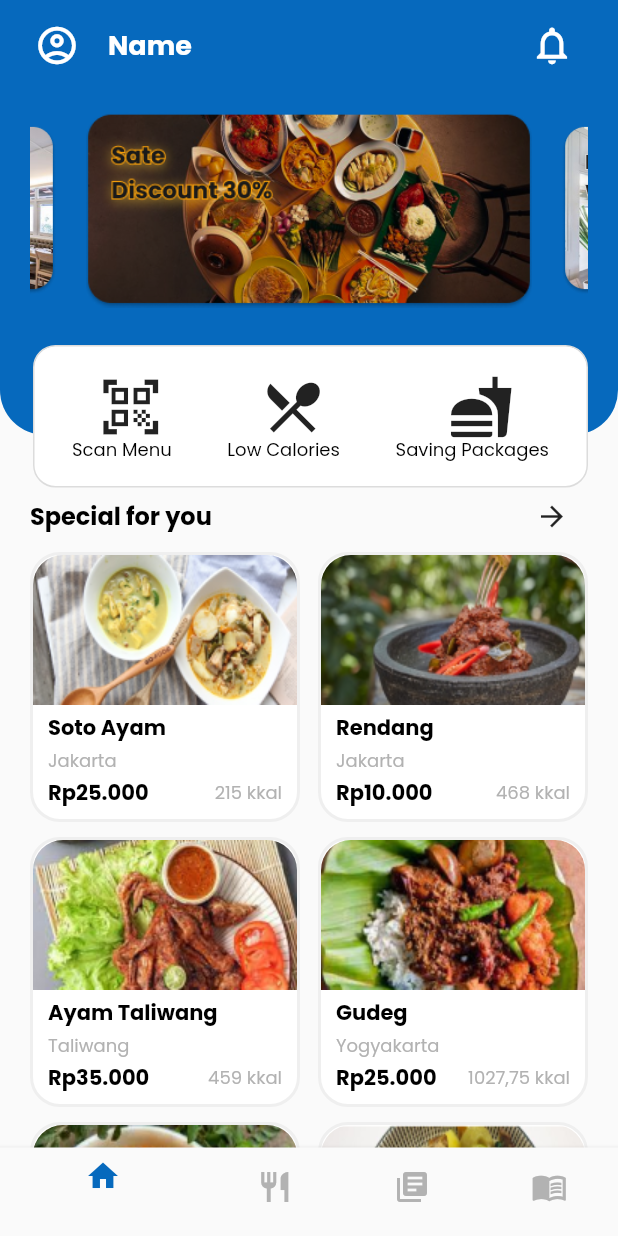
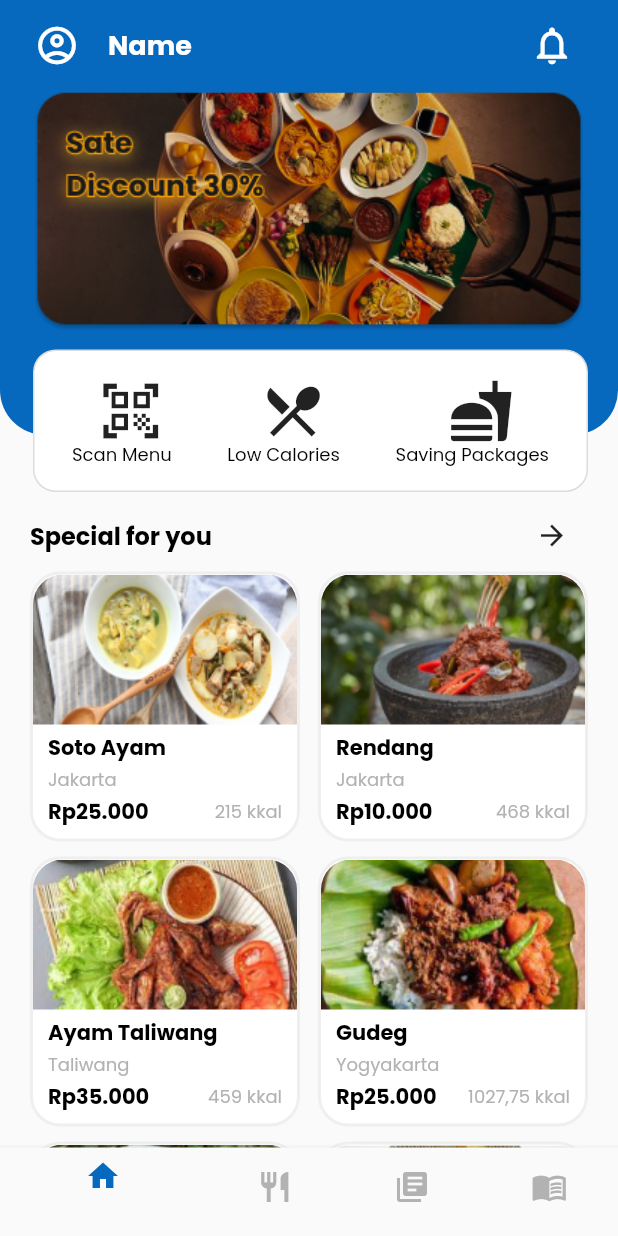
Before and after one commit to nusameals/Capstone-Project-Flutter, a Flutter app: the screen it shows after launch, on a phone screen of 412 x 824 dp. Run offline on Flutter 3.47's test engine with Material 2 defaults, Android fonts, the phone set to English and light mode, and no system bars; drawn by our look-alikes of carousel_slider; our stand-ins replace google_fonts.

Commit message:
update carousel

```diff
--- a/lib/view/home/home_screen.dart
+++ b/lib/view/home/home_screen.dart
@@ -43,11 +43,12 @@ class _HomeScreenState extends State<HomeScreen> {
           );
         }).toList(),
         options: CarouselOptions(
-          height: 180,
+          viewportFraction: 1,
+          height: 500,
           autoPlay: true,
           enlargeCenterPage: true,
-          aspectRatio: 2.0,
-        ));
+        )
+    );
     return Scaffold(
       body: SafeArea(
         child: ListView(
@@ -76,7 +77,7 @@ class _HomeScreenState extends State<HomeScreen> {
                   ),
                 ),
                 Positioned(
-                  top: 170,
+                  top: 173,
                   left: 22,
                   child: Container(
                     padding: const EdgeInsets.symmetric(
@@ -164,7 +165,7 @@ class _HomeScreenState extends State<HomeScreen> {
               ],
             ),
             const SizedBox(
-              height: 30,
+              height: 43,
             ),
             Padding(
               padding: const EdgeInsets.symmetric(horizontal: 20),
```
